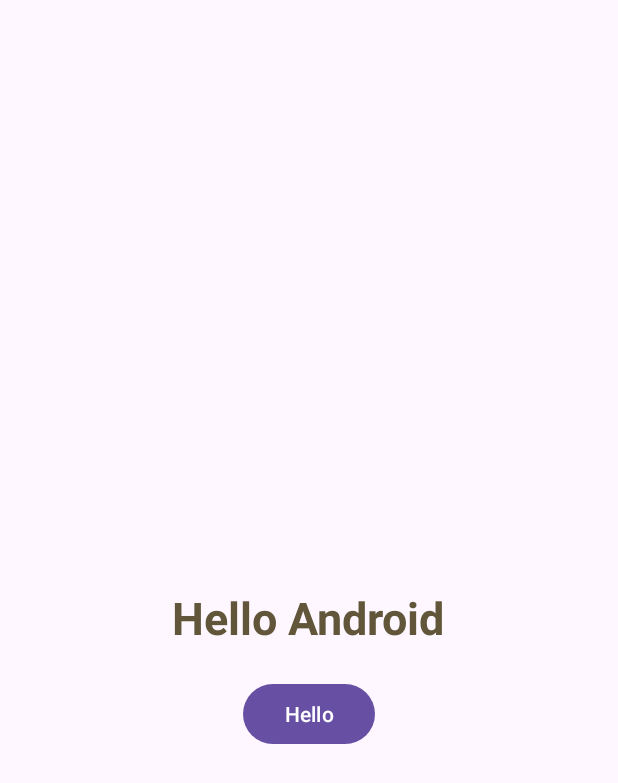
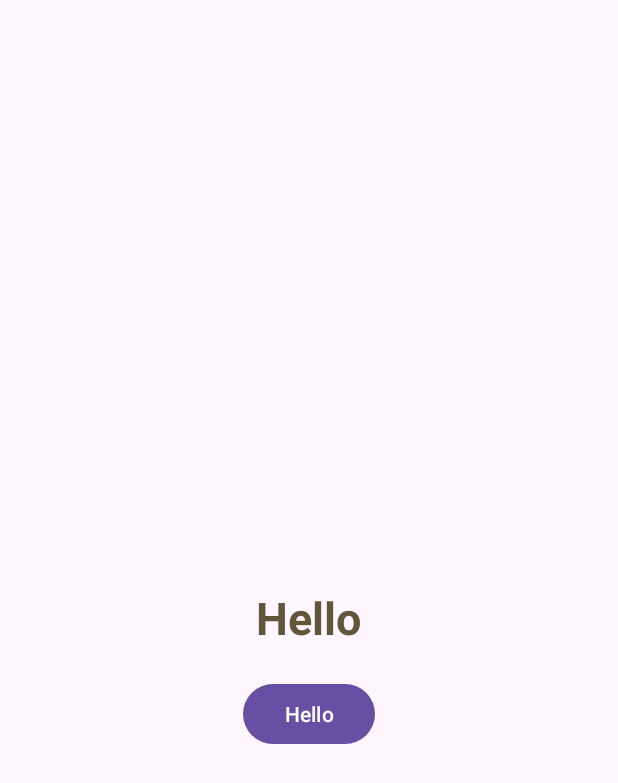
Before and after one commit to phyo-105438/Android-Learning-Package, an Android app: the screen it shows after launch (MainActivity), on a phone screen of 412 x 824 dp. Shown: the top 783 px of the screen. Run offline under Robolectric (Android 15) with nearby library versions, the light colour scheme and no system bars.

Commit message:
Android Practise

```diff
--- a/app/src/main/java/com/example/androidpractise/MainActivity.java
+++ b/app/src/main/java/com/example/androidpractise/MainActivity.java
@@ -1,6 +1,9 @@
 package com.example.androidpractise;
 
 import android.os.Bundle;
+import android.view.View;
+import android.widget.Button;
+import android.widget.TextView;
 
 import androidx.activity.EdgeToEdge;
 import androidx.appcompat.app.AppCompatActivity;
@@ -8,17 +11,26 @@ import androidx.core.graphics.Insets;
 import androidx.core.view.ViewCompat;
 import androidx.core.view.WindowInsetsCompat;
 
-public class MainActivity extends AppCompatActivity {
+public class MainActivity extends AppCompatActivity implements View.OnClickListener{
 
     @Override
     protected void onCreate(Bundle savedInstanceState) {
         super.onCreate(savedInstanceState);
         EdgeToEdge.enable(this);
         setContentView(R.layout.activity_main);
-        ViewCompat.setOnApplyWindowInsetsListener(findViewById(R.id.main), (v, insets) -> {
-            Insets systemBars = insets.getInsets(WindowInsetsCompat.Type.systemBars());
-            v.setPadding(systemBars.left, systemBars.top, systemBars.right, systemBars.bottom);
-            return insets;
-        });
+        Button btn = findViewById(R.id.btn_welcome);
+        btn.setOnClickListener(this);
     }
+
+    @Override
+    public void onClick(View v) {
+        TextView txt = findViewById(R.id.txtWelcome);
+        txt.setText("Hello Android");
+    }
+
+//    public void OnHelloBtnClicked(View view){
+//        TextView txt = findViewById(R.id.txtWelcome);
+//        txt.setText("Hello Android");
+//    }
+
 }
--- a/app/src/main/res/layout/activity_main.xml
+++ b/app/src/main/res/layout/activity_main.xml
@@ -10,7 +10,7 @@
     <TextView
         android:layout_width="wrap_content"
         android:layout_height="wrap_content"
-        android:text="Hello Android"
+        android:text="Hello"
         android:textSize="30sp"
         android:textStyle="bold"
         android:textColor="#615639"
@@ -20,12 +20,14 @@
 
 
     <Button
+        android:id="@+id/btn_welcome"
         android:layout_width="wrap_content"
         android:layout_height="wrap_content"
         android:layout_below="@+id/txtWelcome"
         android:layout_centerVertical="true"
         android:layout_centerHorizontal="true"
         android:layout_marginTop="20sp"
-        android:text="Hello"/>
+        android:text="Hello"
+        android:onClick="OnHelloBtnClicked"/>
 
 </RelativeLayout>
```
